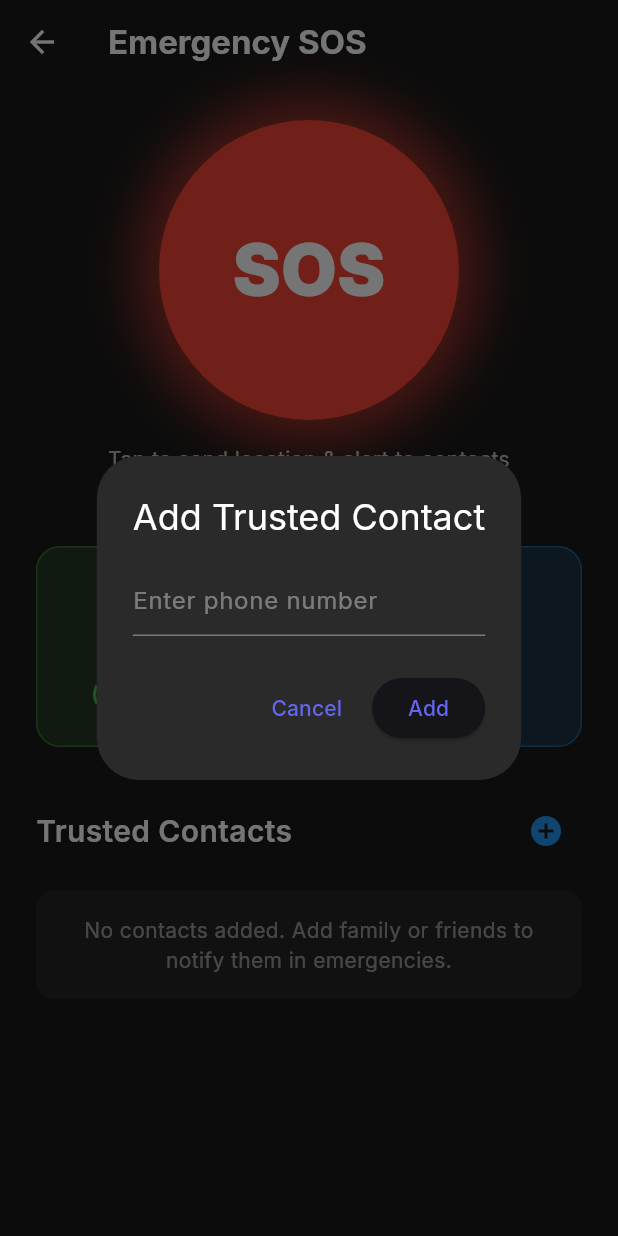
After one commit to vishalgalande/Project-Hackathon, a Flutter app: the SosPage screen opened directly, after a tap on the "add circle" icon, on a phone screen of 412 x 824 dp. The commit adds this screen. Run offline on Flutter 3.47's test engine with Material 3 defaults, Android fonts, the phone set to English and light mode, and no system bars; our stand-ins replace cloud_firestore, firebase_auth, firebase_core, google_fonts, permission_handler; accounts and stored records are empty.

Commit message:
V.15.01.1

```diff
--- /dev/null
+++ b/frontend/lib/features/sos/sos_page.dart
@@ -0,0 +1,331 @@
+import 'package:flutter/material.dart';
+import 'package:google_fonts/google_fonts.dart';
+import 'package:url_launcher/url_launcher.dart';
+import 'package:cloud_firestore/cloud_firestore.dart';
+import 'dart:async';
+import 'sos_service.dart';
+
+class SosPage extends StatefulWidget {
+  const SosPage({super.key});
+
+  @override
+  State<SosPage> createState() => _SosPageState();
+}
+
+class _SosPageState extends State<SosPage> with SingleTickerProviderStateMixin {
+  final SosService _sosService = SosService();
+  late AnimationController _controller;
+  List<DocumentSnapshot> _trustedContacts = [];
+  StreamSubscription? _contactsSubscription;
+  final TextEditingController _contactController = TextEditingController();
+
+  @override
+  void initState() {
+    super.initState();
+    _controller = AnimationController(
+      vsync: this,
+      duration: const Duration(seconds: 1),
+    )..repeat(reverse: true);
+
+    _checkPermissions();
+    _subscribeToContacts();
+  }
+
+  void _subscribeToContacts() {
+    _contactsSubscription = _sosService.getTrustedContacts().listen((snapshot) {
+      if (mounted) {
+        setState(() {
+          _trustedContacts = snapshot.docs;
+        });
+      }
+    }, onError: (error) {
+       print("Error loading contacts: $error");
+       if (mounted) {
+         ScaffoldMessenger.of(context).showSnackBar(
+           SnackBar(content: Text('Error loading contacts. Please log in.')),
+         );
+       }
+    });
+  }
+
+  Future<void> _checkPermissions() async {
+    await _sosService.requestPermissions();
+  }
+
+  @override
+  void dispose() {
+    _controller.dispose();
+    _contactController.dispose();
+    _contactsSubscription?.cancel();
+    super.dispose();
+  }
+
+  Future<void> _addContact(String number) async {
+    if (number.isNotEmpty) {
+      try {
+        await _sosService.addTrustedContact(number);
+        if (mounted) {
+          _contactController.clear();
+          Navigator.pop(context);
+          ScaffoldMessenger.of(context).showSnackBar(
+            const SnackBar(content: Text('Contact added successfully')),
+          );
+        }
+      } catch (e) {
+        if (mounted) {
+           Navigator.pop(context);
+           ScaffoldMessenger.of(context).showSnackBar(
+             SnackBar(content: Text('Failed to add contact: $e')),
+           );
+        }
+      }
+    }
+  }
+
+  Future<void> _removeContact(String docId) async {
+    try {
+      await _sosService.removeTrustedContact(docId);
+      if (mounted) {
+        ScaffoldMessenger.of(context).showSnackBar(
+          const SnackBar(content: Text('Contact removed')),
+        );
+      }
+    } catch (e) {
+      if (mounted) {
+        ScaffoldMessenger.of(context).showSnackBar(
+          SnackBar(content: Text('Failed to remove contact: $e')),
+        );
+      }
+    }
+  }
+
+  @override
+  Widget build(BuildContext context) {
+    return Scaffold(
+      backgroundColor: const Color(0xFF1A1A1A),
+      appBar: AppBar(
+        title: Text('Emergency SOS', style: GoogleFonts.inter(fontWeight: FontWeight.bold)),
+        backgroundColor: Colors.transparent,
+        elevation: 0,
+      ),
+      body: SingleChildScrollView(
+        child: Padding(
+          padding: const EdgeInsets.all(24.0),
+          child: Column(
+            crossAxisAlignment: CrossAxisAlignment.stretch,
+            children: [
+              // SOS Button Section
+              Center(
+                child: GestureDetector(
+                  onTap: () async {
+                    if (_trustedContacts.isEmpty) {
+                      ScaffoldMessenger.of(context).showSnackBar(
+                        const SnackBar(content: Text('Please add at least one trusted contact first!')),
+                      );
+                      return;
+                    }
+                    List<String> numbers = _trustedContacts
+                        .map((doc) => doc['phoneNumber'] as String)
+                        .toList();
+                    await _sosService.sendSOS(numbers);
+                  },
+                  child: AnimatedBuilder(
+                    animation: _controller,
+                    builder: (context, child) {
+                      return Container(
+                        width: 200,
+                        height: 200,
+                        decoration: BoxDecoration(
+                          shape: BoxShape.circle,
+                          color: Colors.red,
+                          boxShadow: [
+                            BoxShadow(
+                              color: Colors.red.withOpacity(0.6),
+                              blurRadius: 20 + (_controller.value * 20),
+                              spreadRadius: 10 + (_controller.value * 10),
+                            ),
+                          ],
+                        ),
+                        child: Center(
+                          child: Text(
+                            'SOS',
+                            style: GoogleFonts.inter(
+                              fontSize: 48,
+                              fontWeight: FontWeight.w900,
+                              color: Colors.white,
+                            ),
+                          ),
+                        ),
+                      );
+                    },
+                  ),
+                ),
+              ),
+              const SizedBox(height: 16),
+              const Text(
+                'Tap to send location & alert to contacts',
+                textAlign: TextAlign.center,
+                style: TextStyle(color: Colors.white70),
+              ),
+
+              const SizedBox(height: 48),
+
+              // Quick Actions
+              Row(
+                children: [
+                  Expanded(
+                    child: _EmergencyButton(
+                      icon: Icons.phone_in_talk,
+                      label: "Call Help\n(9172504362)",
+                      color: Colors.green,
+                      onTap: () => _sosService.callEmergency(),
+                    ),
+                  ),
+                  const SizedBox(width: 16),
+                  Expanded(
+                    child: _EmergencyButton(
+                      icon: Icons.local_police,
+                      label: "Police\n(100)",
+                      color: Colors.blue,
+                      onTap: () async {
+                        final Uri url = Uri.parse("tel:100");
+                        if (await canLaunchUrl(url)) await launchUrl(url);
+                      },
+                    ),
+                  ),
+                ],
+              ),
+
+              const SizedBox(height: 32),
+
+              // Trusted Contacts Section
+              Row(
+                mainAxisAlignment: MainAxisAlignment.spaceBetween,
+                children: [
+                  Text(
+                    'Trusted Contacts',
+                    style: GoogleFonts.inter(
+                      fontSize: 20,
+                      fontWeight: FontWeight.w600,
+                      color: Colors.white,
+                    ),
+                  ),
+                  IconButton(
+                    icon: const Icon(Icons.add_circle, color: Colors.blue),
+                    onPressed: () => _showAddContactDialog(),
+                  ),
+                ],
+              ),
+              const SizedBox(height: 16),
+              if (_trustedContacts.isEmpty)
+                Container(
+                  padding: const EdgeInsets.all(16),
+                  decoration: BoxDecoration(
+                    color: Colors.white.withOpacity(0.05),
+                    borderRadius: BorderRadius.circular(12),
+                  ),
+                  child: const Text(
+                    'No contacts added. Add family or friends to notify them in emergencies.',
+                    style: TextStyle(color: Colors.white54),
+                    textAlign: TextAlign.center,
+                  ),
+                )
+              else
+                ..._trustedContacts.map((doc) {
+                  final data = doc.data() as Map<String, dynamic>;
+                  final phone = data['phoneNumber'] as String? ?? 'Unknown';
+                  return Container(
+                    margin: const EdgeInsets.only(bottom: 8),
+                    child: ListTile(
+                      tileColor: Colors.white.withOpacity(0.05),
+                      shape: RoundedRectangleBorder(borderRadius: BorderRadius.circular(12)),
+                      leading: const Icon(Icons.person, color: Colors.white70),
+                      title: Text(phone, style: const TextStyle(color: Colors.white)),
+                      trailing: IconButton(
+                        icon: const Icon(Icons.delete, color: Colors.redAccent),
+                        onPressed: () => _removeContact(doc.id),
+                      ),
+                    ),
+                  );
+                }),
+            ],
+          ),
+        ),
+      ),
+    );
+  }
+
+  void _showAddContactDialog() {
+    showDialog(
+      context: context,
+      builder: (context) => AlertDialog(
+        backgroundColor: const Color(0xFF2A2A2A),
+        title: const Text('Add Trusted Contact', style: TextStyle(color: Colors.white)),
+        content: TextField(
+          controller: _contactController,
+          keyboardType: TextInputType.phone,
+          style: const TextStyle(color: Colors.white),
+          decoration: const InputDecoration(
+            hintText: 'Enter phone number',
+            hintStyle: TextStyle(color: Colors.white38),
+            enabledBorder: UnderlineInputBorder(borderSide: BorderSide(color: Colors.white38)),
+          ),
+        ),
+        actions: [
+          TextButton(
+            onPressed: () => Navigator.pop(context),
+            child: const Text('Cancel'),
+          ),
+          ElevatedButton(
+            onPressed: () => _addContact(_contactController.text),
+            child: const Text('Add'),
+          ),
+        ],
+      ),
+    );
+  }
+}
+
+class _EmergencyButton extends StatelessWidget {
+  final IconData icon;
+  final String label;
+  final Color color;
+  final VoidCallback onTap;
+
+  const _EmergencyButton({
+    required this.icon,
+    required this.label,
+    required this.color,
+    required this.onTap,
+  });
+
+  @override
+  Widget build(BuildContext context) {
+    return InkWell(
+      onTap: onTap,
+      borderRadius: BorderRadius.circular(16),
+      child: Container(
+        padding: const EdgeInsets.symmetric(vertical: 24, horizontal: 16),
+        decoration: BoxDecoration(
+          color: color.withOpacity(0.2),
+          borderRadius: BorderRadius.circular(16),
+          border: Border.all(color: color.withOpacity(0.5)),
+        ),
+        child: Column(
+          children: [
+            Icon(icon, size: 32, color: color),
+            const SizedBox(height: 12),
+            Text(
+              label,
+              textAlign: TextAlign.center,
+              style: TextStyle(
+                color: color,
+                fontWeight: FontWeight.bold,
+              ),
+            ),
+          ],
+        ),
+      ),
+    );
+  }
+}
--- /dev/null
+++ b/frontend/lib/features/sos/sos_service.dart
@@ -0,0 +1,109 @@
+import 'package:cloud_firestore/cloud_firestore.dart';
+import 'package:firebase_auth/firebase_auth.dart';
+import 'package:url_launcher/url_launcher.dart';
+import 'package:permission_handler/permission_handler.dart';
+
+class SosService {
+  final String emergencyNumber = "9172504362";
+  final FirebaseFirestore _firestore = FirebaseFirestore.instance;
+  final FirebaseAuth _auth = FirebaseAuth.instance;
+
+  // Request necessary permissions
+  Future<bool> requestPermissions() async {
+    Map<Permission, PermissionStatus> statuses = await [
+      Permission.sms,
+      Permission.phone,
+    ].request();
+
+    return statuses[Permission.sms]!.isGranted;
+  }
+
+  // Get Current Location URL (Simulated as requested)
+  Future<String> getCurrentLocationUrl() async {
+    // Simulating GPS fetch delay
+    await Future.delayed(const Duration(seconds: 1));
+
+    // Returning the specific link requested by the user
+    // Fallback because Real-Time GPS plugin is causing build failures
+    return "https://maps.app.goo.gl/zvhSWKCpqFW3pbQq6";
+  }
+
+  // Send SOS via SMS
+  Future<void> sendSOS(List<String> contacts) async {
+    if (contacts.isEmpty) return;
+
+    String locationUrl = await getCurrentLocationUrl();
+
+    // Improved SOS Message (Cleaner grammar, no confusing symbols)
+    String messageContent = "SOS! I need immediate help. I am using the SafeTravel app to alert you. Please check my location below:\n\nLocation: $locationUrl";
+
+    // Manually construct SMS URI to avoid '+' replacement for spaces (Android specific behavior workaround)
+    // We use Uri.encodeComponent for the body but ensure spaces become %20
+    String encodedBody = Uri.encodeComponent(messageContent).replaceAll('+', '%20');
+
+    final Uri smsUri = Uri(
+      scheme: 'sms',
+      path: contacts.join(','),
+      query: 'body=$encodedBody',
+    );
+
+    if (await canLaunchUrl(smsUri)) {
+      await launchUrl(smsUri);
+    } else {
+      throw 'Could not launch SMS app';
+    }
+  }
+
+  // Call Emergency Number
+  Future<void> callEmergency() async {
+    final Uri telUri = Uri(scheme: 'tel', path: emergencyNumber);
+    if (await canLaunchUrl(telUri)) {
+      await launchUrl(telUri);
+    } else {
+      throw 'Could not launch dialer';
+    }
+  }
+
+  // --- Trusted Contacts (Firestore) ---
+
+  // Get stream of trusted contacts
+  Stream<QuerySnapshot> getTrustedContacts() {
+    final User? user = _auth.currentUser;
+    if (user == null) return const Stream.empty();
+
+    return _firestore
+        .collection('users')
+        .doc(user.uid)
+        .collection('trusted_contacts')
+        .orderBy('addedAt', descending: true)
+        .snapshots();
+  }
+
+  // Add a trusted contact
+  Future<void> addTrustedContact(String phone) async {
+    final User? user = _auth.currentUser;
+    if (user == null) throw 'User not logged in';
+
+    await _firestore
+        .collection('users')
+        .doc(user.uid)
+        .collection('trusted_contacts')
+        .add({
+      'phoneNumber': phone,
+      'addedAt': FieldValue.serverTimestamp(),
+    });
+  }
+
+  // Remove a trusted contact
+  Future<void> removeTrustedContact(String contactId) async {
+    final User? user = _auth.currentUser;
+    if (user == null) throw 'User not logged in';
+
+    await _firestore
+        .collection('users')
+        .doc(user.uid)
+        .collection('trusted_contacts')
+        .doc(contactId)
+        .delete();
+  }
+}
--- a/frontend/pubspec.yaml
+++ b/frontend/pubspec.yaml
@@ -41,6 +41,9 @@ dependencies:
   google_fonts: ^6.3.0
   flutter_riverpod: ^2.6.1
   go_router: ^15.1.2
+  url_launcher: ^6.3.1
+
+  permission_handler: ^12.0.1
 
 dev_dependencies:
   flutter_test:
```
Also changed, not shown: frontend/lib/features/landing_page.dart (+162 -9 lines), frontend/pubspec.lock, 8 other files.
